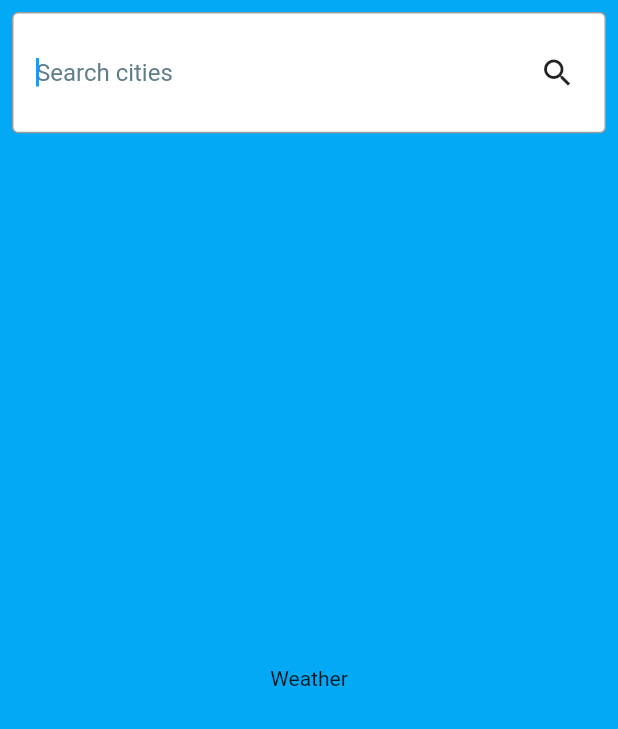
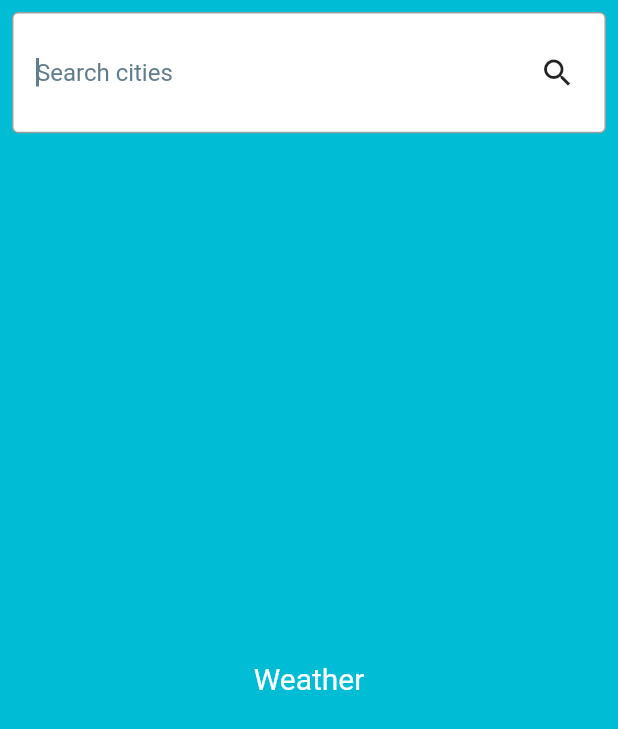
Before and after one commit to Maikhaa/flutter_bloc_simple_demo, a Flutter app: the screen it shows after launch, on a phone screen of 412 x 824 dp. Shown: the top 729 px of the screen. Run offline on Flutter 3.47's test engine with Material 2 defaults, Android fonts, the phone set to English and light mode, and no system bars; our stand-ins replace bloc, equatable, flutter_bloc.

Commit message:
Date and city displayed + theme improved

```diff
--- a/lib/main.dart
+++ b/lib/main.dart
@@ -24,9 +24,16 @@ class WeatherApp extends StatelessWidget {
       create: (BuildContext context) => WeatherBloc(WeatherRepo(http.Client())),
       child: MaterialApp(
         theme: ThemeData(
-          scaffoldBackgroundColor: Colors.lightBlue,
-          primarySwatch: Colors.blue,
+          primarySwatch: Colors.blueGrey,
+          scaffoldBackgroundColor: Colors.cyan,
           visualDensity: VisualDensity.adaptivePlatformDensity,
+          fontFamily: 'Roboto',
+          textTheme: TextTheme(
+            bodyText2: TextStyle(
+              fontSize: 20,
+              color: Colors.white,
+            ),
+          ),
         ),
         home: SafeArea(child: Home()),
       ),
--- a/lib/widgets/refresh_button.dart
+++ b/lib/widgets/refresh_button.dart
@@ -15,7 +15,7 @@ class RefreshButton extends StatelessWidget {
             return Center(
               child: Ink(
                 decoration: const ShapeDecoration(
-                  color: Colors.lightBlue,
+                  color: Colors.blueGrey,
                   shape: CircleBorder(),
                 ),
                 child: IconButton(
--- a/lib/widgets/weather_info.dart
+++ b/lib/widgets/weather_info.dart
@@ -14,10 +14,11 @@ class WeatherInfo extends StatelessWidget {
             return Center(child: CircularProgressIndicator());
           case WeatherStatus.loadedMetric:
             return Center(
-              child: Container(
-                key: Key("weather-info"),
-                child: Text(state.weather!.temp.toStringAsFixed(2) + ' °C'),
-              ),
+              child: Column(key: Key("weather-info"), children: [
+                Text(state.weather!.date),
+                Text(state.weather!.city),
+                Text(state.weather!.temp.toStringAsFixed(2) + ' °C'),
+              ]),
             );
           case WeatherStatus.loadedImperial:
             return Center(
```
